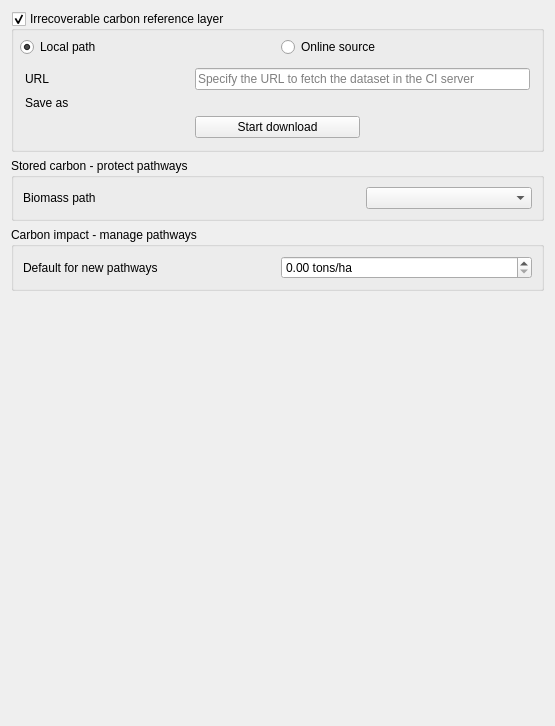
Qt form src/cplus_plugin/ui/carbon_settings.ui (ConservationInternational/cplus-plugin) before a commit.
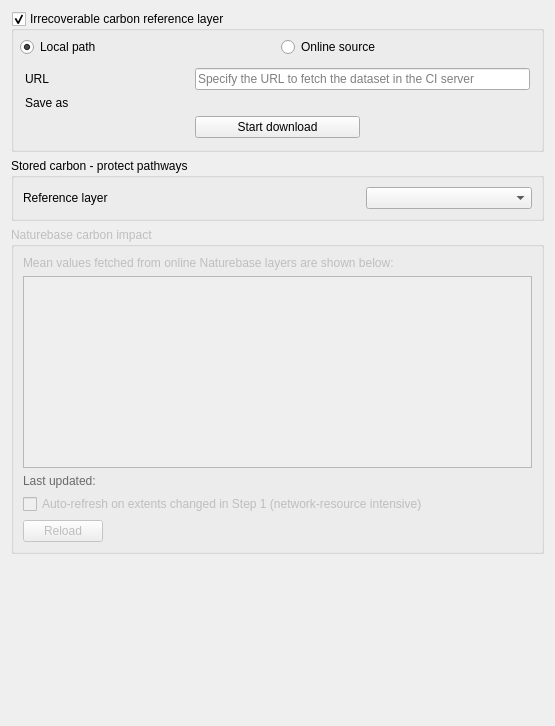
The same form after that commit. Custom widgets are drawn as their Qt base class.

Commit message: Update carbon management UI.

Diff of the .ui file:
```diff
--- a/src/cplus_plugin/ui/carbon_settings.ui
+++ b/src/cplus_plugin/ui/carbon_settings.ui
@@ -212,7 +212,7 @@
       <item row="0" column="0">
        <widget class="QLabel" name="label_3">
         <property name="text">
-         <string>Biomass path</string>
+         <string>Reference layer</string>
         </property>
        </widget>
       </item>
@@ -227,6 +227,9 @@
    </item>
    <item>
     <widget class="QgsCollapsibleGroupBox" name="gb_carbon_management">
+     <property name="enabled">
+      <bool>false</bool>
+     </property>
      <property name="sizePolicy">
       <sizepolicy hsizetype="Preferred" vsizetype="Fixed">
        <horstretch>0</horstretch>
@@ -240,35 +243,69 @@
       </size>
      </property>
      <property name="title">
-      <string>Carbon impact - manage pathways</string>
+      <string>Naturebase carbon impact</string>
      </property>
      <layout class="QGridLayout" name="gridLayout_2">
-      <item row="0" column="0">
-       <widget class="QLabel" name="label_4">
-        <property name="text">
-         <string>Default for new pathways</string>
+      <item row="1" column="0" colspan="2">
+       <widget class="QTableView" name="tv_naturebase_carbon_impact">
+        <property name="editTriggers">
+         <set>QAbstractItemView::NoEditTriggers</set>
         </property>
        </widget>
       </item>
-      <item row="0" column="1">
-       <widget class="QgsDoubleSpinBox" name="sb_management_default">
-        <property name="specialValueText">
-         <string/>
+      <item row="5" column="0">
+       <widget class="QPushButton" name="btn_reload_carbon_impact">
+        <property name="sizePolicy">
+         <sizepolicy hsizetype="Fixed" vsizetype="Fixed">
+          <horstretch>0</horstretch>
+          <verstretch>0</verstretch>
+         </sizepolicy>
         </property>
-        <property name="suffix">
-         <string> tons/ha</string>
+        <property name="toolTip">
+         <string>Manually reload carbon impact values for Naturebase layers</string>
         </property>
-        <property name="maximum">
-         <double>100000000.000000000000000</double>
+        <property name="text">
+         <string>Reload</string>
         </property>
-        <property name="singleStep">
-         <double>10.000000000000000</double>
+       </widget>
+      </item>
+      <item row="0" column="0" colspan="2">
+       <widget class="QLabel" name="label_5">
+        <property name="text">
+         <string>&lt;html&gt;&lt;head/&gt;&lt;body&gt;&lt;p&gt;Mean values fetched from online Naturebase layers are shown below:&lt;/p&gt;&lt;/body&gt;&lt;/html&gt;</string>
         </property>
-        <property name="clearValue">
-         <bool>false</bool>
+       </widget>
+      </item>
+      <item row="4" column="0">
+       <widget class="QCheckBox" name="cb_auto_refresh_carbon_impact">
+        <property name="text">
+         <string>Auto-refresh on extents changed in Step 1 (network-resource intensive)</string>
         </property>
        </widget>
       </item>
+      <item row="3" column="0" colspan="2">
+       <widget class="QLabel" name="lbl_last_updated_carbon_impact">
+        <property name="text">
+         <string>&lt;html&gt;&lt;head/&gt;&lt;body&gt;&lt;p&gt;&lt;span style=&quot; color:#6a6a6a;&quot;&gt;Last updated:&lt;/span&gt;&lt;/p&gt;&lt;/body&gt;&lt;/html&gt;</string>
+        </property>
+       </widget>
+      </item>
+      <item row="5" column="1">
+       <spacer name="horizontalSpacer">
+        <property name="orientation">
+         <enum>Qt::Horizontal</enum>
+        </property>
+        <property name="sizeType">
+         <enum>QSizePolicy::Minimum</enum>
+        </property>
+        <property name="sizeHint" stdset="0">
+         <size>
+          <width>40</width>
+          <height>20</height>
+         </size>
+        </property>
+       </spacer>
+      </item>
      </layout>
     </widget>
    </item>
@@ -294,11 +331,6 @@
    <header>qgscollapsiblegroupbox.h</header>
    <container>1</container>
   </customwidget>
-  <customwidget>
-   <class>QgsDoubleSpinBox</class>
-   <extends>QDoubleSpinBox</extends>
-   <header>qgsdoublespinbox.h</header>
-  </customwidget>
   <customwidget>
    <class>QgsFileWidget</class>
    <extends>QWidget</extends>
```
Left out of the diff: 3 changed lines with no effect on the pictures. The commit also changes 1 other file.
